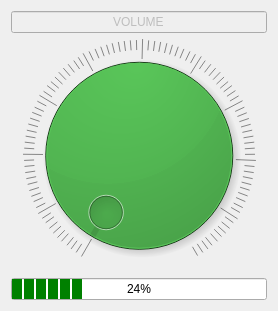
Above: iDom_Client/volumedialog.ui from cyniu88/QT_kurs before the change. Below: the same form after it.
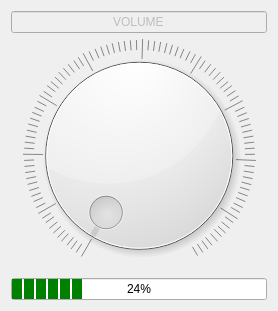
That is the form after the change.

```diff
--- a/iDom_Client/volumedialog.ui
+++ b/iDom_Client/volumedialog.ui
@@ -32,9 +32,14 @@
    </item>
    <item>
     <widget class="QDial" name="dial">
+     <property name="autoFillBackground">
+      <bool>true</bool>
+     </property>
      <property name="styleSheet">
-      <string notr="true"> background-color: green;
-</string>
+      <string notr="true"/>
+     </property>
+     <property name="inputMethodHints">
+      <set>Qt::ImhNone</set>
      </property>
      <property name="orientation">
       <enum>Qt::Horizontal</enum>
```
